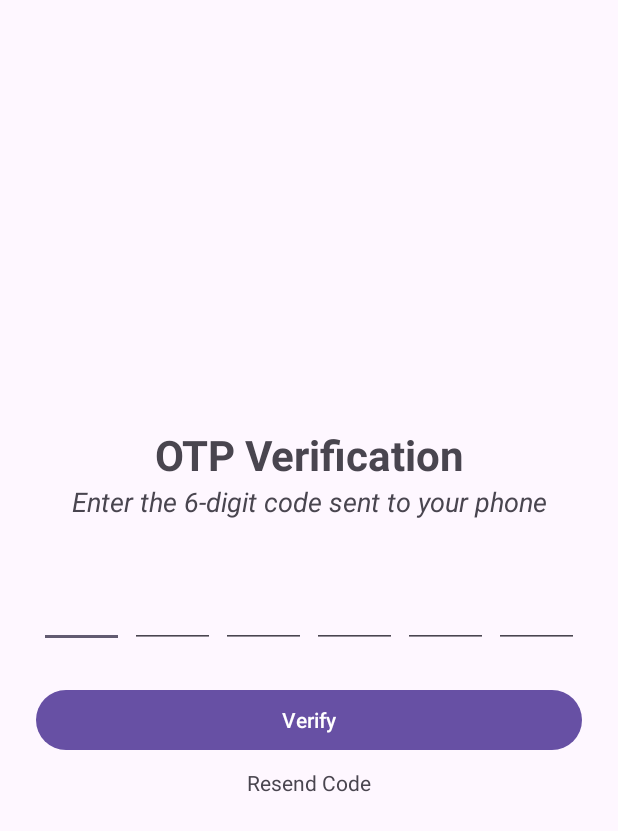
After one commit to marissangls/ConcertX, an Android app: the OtpActivity screen opened directly, with no data from a screen before it, on a phone screen of 412 x 824 dp. The commit adds this screen. Shown: the top 831 px of the screen. Run offline under Robolectric (Android 15) with nearby library versions, the phone set to English and light mode, and no system bars.

Commit message:
feat: add otp page (wip)

```diff
--- a/app/src/main/AndroidManifest.xml
+++ b/app/src/main/AndroidManifest.xml
@@ -29,6 +29,11 @@
             android:windowSoftInputMode="adjustResize" />
 
         <activity
+            android:name=".ui.auth.OtpActivity"
+            android:exported="false"
+            android:windowSoftInputMode="adjustResize" />
+
+        <activity
             android:name=".ui.home.HomeActivity"
             android:exported="false"
             android:windowSoftInputMode="adjustResize" />
--- a/app/src/main/java/com/example/concertx/ui/auth/LoginActivity.kt
+++ b/app/src/main/java/com/example/concertx/ui/auth/LoginActivity.kt
@@ -46,7 +46,13 @@ class LoginActivity : AppCompatActivity() {
             } else {
                 Toast.makeText(this, "Login success", Toast.LENGTH_SHORT).show()
 
-                startActivity(Intent(this, HomeActivity::class.java))
+                val otp = (100000..999999).random().toString()
+                val intent = Intent(this, OtpActivity::class.java)
+                intent.putExtra("otp", otp)
+                intent.putExtra("sentAt", System.currentTimeMillis())
+                startActivity(intent)
+
+                Toast.makeText(this, "test dlu ini otpnye: $otp", Toast.LENGTH_LONG).show()
                 finish()
             }
         }
--- /dev/null
+++ b/app/src/main/java/com/example/concertx/ui/auth/OtpActivity.kt
@@ -0,0 +1,89 @@
+package com.example.concertx.ui.auth
+
+import android.content.Intent
+import android.os.Bundle
+import android.widget.Button
+import android.widget.EditText
+import android.widget.TextView
+import android.widget.Toast
+import androidx.activity.enableEdgeToEdge
+import androidx.appcompat.app.AppCompatActivity
+import androidx.core.view.ViewCompat
+import androidx.core.view.WindowInsetsCompat
+import androidx.core.widget.doAfterTextChanged
+import com.example.concertx.R
+import com.example.concertx.ui.home.HomeActivity
+
+class OtpActivity : AppCompatActivity() {
+    override fun onCreate(savedInstanceState: Bundle?) {
+        super.onCreate(savedInstanceState)
+        enableEdgeToEdge()
+        setContentView(R.layout.activity_otp)
+        ViewCompat.setOnApplyWindowInsetsListener(findViewById(R.id.main)) { v, insets ->
+            val systemBars = insets.getInsets(WindowInsetsCompat.Type.systemBars())
+            v.setPadding(systemBars.left, systemBars.top, systemBars.right, systemBars.bottom)
+            insets
+        }
+
+        var otpCode = intent.getStringExtra("otp") ?: ""
+        var sentAt = intent.getLongExtra("sentAt", 0L)
+
+        val etOtp1 = findViewById<EditText>(R.id.etOtp1)
+        val etOtp2 = findViewById<EditText>(R.id.etOtp2)
+        val etOtp3 = findViewById<EditText>(R.id.etOtp3)
+        val etOtp4 = findViewById<EditText>(R.id.etOtp4)
+        val etOtp5 = findViewById<EditText>(R.id.etOtp5)
+        val etOtp6 = findViewById<EditText>(R.id.etOtp6)
+        val btnVerify = findViewById<Button>(R.id.btnVerify)
+
+        etOtp1.doAfterTextChanged {
+            if (it?.length == 1) {
+                etOtp2.requestFocus()
+            }
+        }
+        etOtp2.doAfterTextChanged {
+            if (it?.length == 1) {
+                etOtp3.requestFocus()
+            }
+        }
+        etOtp3.doAfterTextChanged {
+            if (it?.length == 1) {
+                etOtp4.requestFocus()
+            }
+        }
+        etOtp4.doAfterTextChanged {
+            if (it?.length == 1) {
+                etOtp5.requestFocus()
+            }
+        }
+        etOtp5.doAfterTextChanged {
+            if (it?.length == 1) {
+                etOtp6.requestFocus()
+            }
+        }
+
+        btnVerify.setOnClickListener {
+            val otp = etOtp1.text.toString() + etOtp2.text.toString() + etOtp3.text.toString() + etOtp4.text.toString() + etOtp5.text.toString() + etOtp6.text.toString()
+
+            if (otp.length != 6) {
+                Toast.makeText(this, "OTP must be filled", Toast.LENGTH_SHORT).show()
+            } else if (otp != otpCode) {
+                Toast.makeText(this, "OTP is incorrect", Toast.LENGTH_SHORT).show()
+            } else if (System.currentTimeMillis() > sentAt + (3 * 60 * 1000)) {
+                Toast.makeText(this, "OTP has expired", Toast.LENGTH_SHORT).show()
+            } else {
+                Toast.makeText(this, "OTP verified", Toast.LENGTH_SHORT).show()
+
+                startActivity(Intent(this, HomeActivity::class.java))
+                finish()
+            }
+        }
+
+        val tvResend = findViewById<TextView>(R.id.tvResend)
+        tvResend.setOnClickListener {
+            otpCode = (100000..999999).random().toString()
+            sentAt = System.currentTimeMillis()
+            Toast.makeText(this, "ni otp yg neww new $otpCode", Toast.LENGTH_SHORT).show()
+        }
+    }
+}
--- /dev/null
+++ b/app/src/main/res/layout/activity_otp.xml
@@ -0,0 +1,134 @@
+<?xml version="1.0" encoding="utf-8"?>
+<FrameLayout
+    xmlns:android="http://schemas.android.com/apk/res/android"
+    xmlns:tools="http://schemas.android.com/tools"
+    android:id="@+id/main"
+    android:layout_width="match_parent"
+    android:layout_height="match_parent">
+
+    <LinearLayout
+        android:layout_width="match_parent"
+        android:layout_height="match_parent"
+        android:gravity="center_vertical"
+        android:orientation="vertical"
+        android:padding="24dp">
+
+        <TextView
+            android:layout_width="match_parent"
+            android:layout_height="wrap_content"
+            android:gravity="center"
+            android:text="OTP Verification"
+            android:textSize="28sp"
+            android:textStyle="bold"/>
+
+        <TextView
+            android:layout_width="match_parent"
+            android:layout_height="wrap_content"
+            android:layout_marginBottom="32dp"
+            android:gravity="center"
+            android:text="Enter the 6-digit code sent to your phone"
+            android:textSize="18sp"
+            android:textStyle="italic"/>
+
+        <LinearLayout
+            android:layout_width="match_parent"
+            android:layout_height="wrap_content"
+            android:orientation="horizontal"
+            android:gravity="center_vertical">
+
+            <EditText
+                android:id="@+id/etOtp1"
+                android:layout_width="0dp"
+                android:layout_height="wrap_content"
+                android:layout_weight="1"
+                android:layout_marginHorizontal="2dp"
+                android:gravity="center"
+                android:inputType="number"
+                android:maxLength="1"
+                android:textSize="24sp"
+                android:importantForAutofill="no"
+                tools:ignore="LabelFor"/>
+
+            <EditText
+                android:id="@+id/etOtp2"
+                android:layout_width="0dp"
+                android:layout_height="wrap_content"
+                android:layout_weight="1"
+                android:layout_marginHorizontal="2dp"
+                android:gravity="center"
+                android:inputType="number"
+                android:maxLength="1"
+                android:textSize="24sp"
+                android:importantForAutofill="no"
+                tools:ignore="LabelFor"/>
+
+            <EditText
+                android:id="@+id/etOtp3"
+                android:layout_width="0dp"
+                android:layout_height="wrap_content"
+                android:layout_weight="1"
+                android:layout_marginHorizontal="2dp"
+                android:gravity="center"
+                android:inputType="number"
+                android:maxLength="1"
+                android:textSize="24sp"
+                android:importantForAutofill="no"
+                tools:ignore="LabelFor"/>
+
+            <EditText
+                android:id="@+id/etOtp4"
+                android:layout_width="0dp"
+                android:layout_height="wrap_content"
+                android:layout_weight="1"
+                android:layout_marginHorizontal="2dp"
+                android:gravity="center"
+                android:inputType="number"
+                android:maxLength="1"
+                android:textSize="24sp"
+                android:importantForAutofill="no"
+                tools:ignore="LabelFor"/>
+
+            <EditText
+                android:id="@+id/etOtp5"
+                android:layout_width="0dp"
+                android:layout_height="wrap_content"
+                android:layout_weight="1"
+                android:layout_marginHorizontal="2dp"
+                android:gravity="center"
+                android:inputType="number"
+                android:maxLength="1"
+                android:textSize="24sp"
+                android:importantForAutofill="no"
+                tools:ignore="LabelFor"/>
+
+            <EditText
+                android:id="@+id/etOtp6"
+                android:layout_width="0dp"
+                android:layout_height="wrap_content"
+                android:layout_weight="1"
+                android:layout_marginHorizontal="2dp"
+                android:gravity="center"
+                android:inputType="number"
+                android:maxLength="1"
+                android:textSize="24sp"
+                android:importantForAutofill="no"
+                tools:ignore="LabelFor"/>
+        </LinearLayout>
+
+        <Button
+            android:id="@+id/btnVerify"
+            android:layout_width="match_parent"
+            android:layout_height="wrap_content"
+            android:layout_marginTop="24dp"
+            android:text="Verify"/>
+
+        <TextView
+            android:id="@+id/tvResend"
+            android:layout_width="match_parent"
+            android:layout_height="wrap_content"
+            android:gravity="center"
+            android:padding="8dp"
+            android:text="Resend Code"/>
+
+    </LinearLayout>
+</FrameLayout>
```
